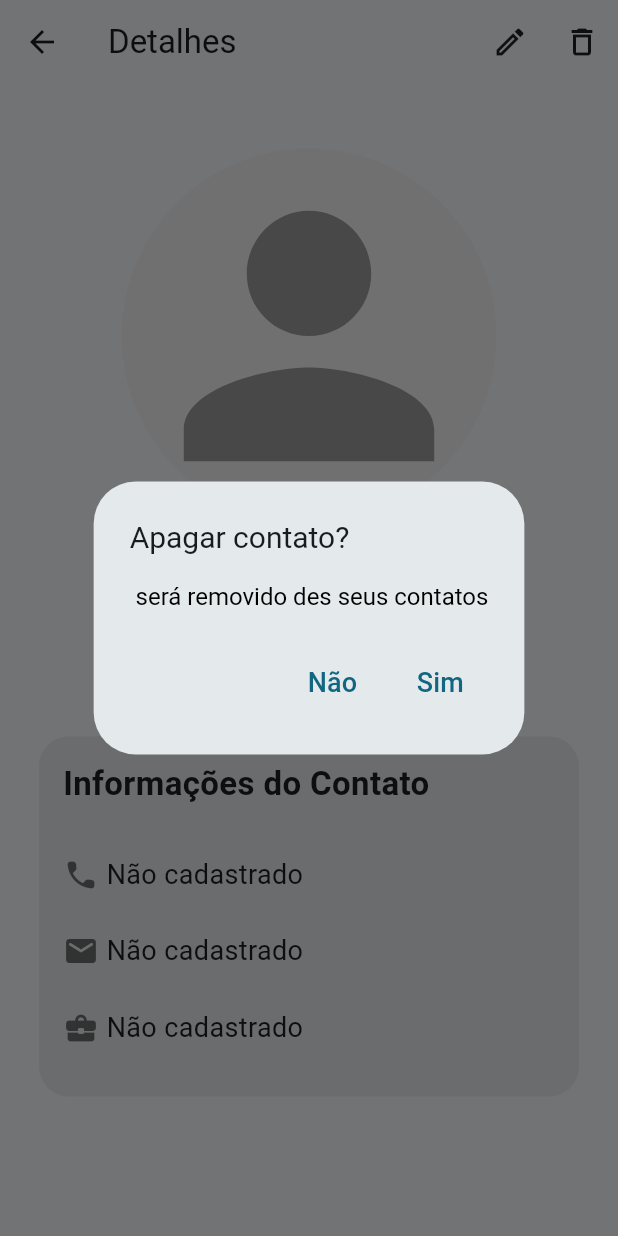
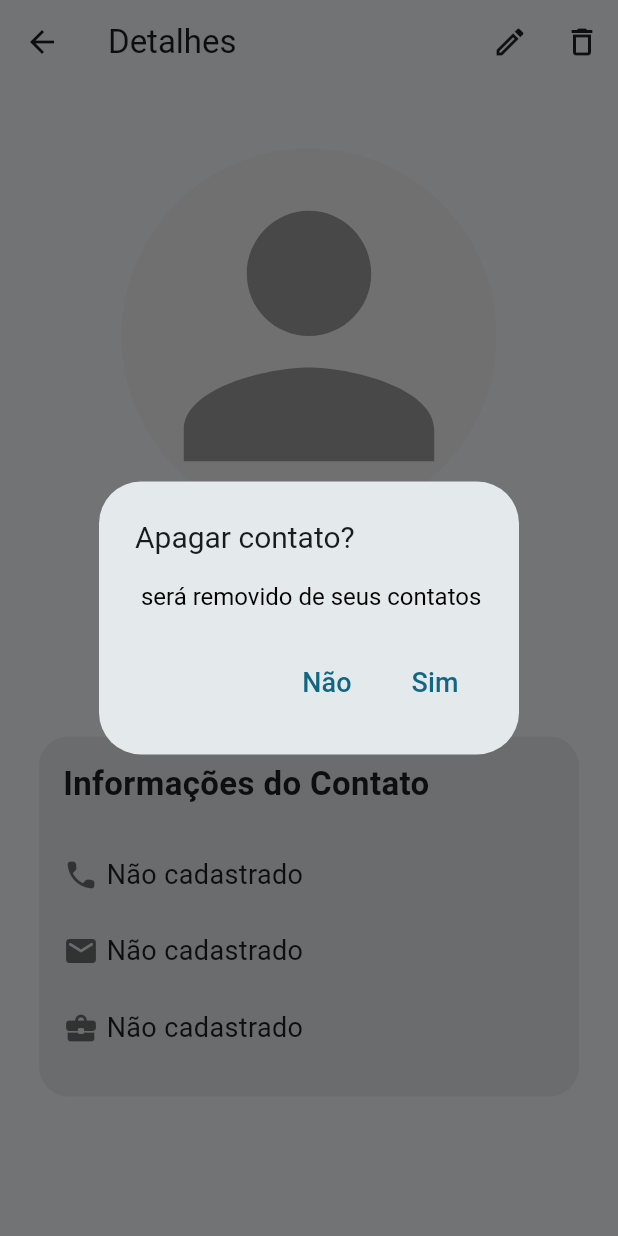
Before and after one commit to marxelo/contacts-app, a Flutter app: the ContactDetailsPage screen opened directly with empty values, after a tap on the "delete outline" icon, on a phone screen of 412 x 824 dp. Run offline on Flutter 3.47's test engine with Material 2 defaults, Android fonts, the light colour scheme and no system bars; our stand-ins replace flutter_swipe_action_cell, image_picker, sqflite; accounts and stored records are empty.

Commit message:
hotfix: when returning from details page only show snackbar if contact is deleted

```diff
--- a/lib/pages/contact_details_page.dart
+++ b/lib/pages/contact_details_page.dart
@@ -99,7 +99,7 @@ class _ContactDetailsPageState extends State<ContactDetailsPage> {
                   color: Colors.black,
                   fontSize: kDeleteDialogFontSize - 2.0,
                 ),
-                content: Text('${contact["name"]} será removido des seus contatos'),
+                content: Text('${contact["name"]} será removido de seus contatos'),
                 actions: <Widget>[
                   TextButton(
                     onPressed: () => Navigator.pop(context, 'Cancel'),
--- a/lib/pages/my_home_page.dart
+++ b/lib/pages/my_home_page.dart
@@ -105,7 +105,9 @@ class _MyHomePageState extends State<MyHomePage> {
       ),
     ).then((result) {
       fetchData();
-      _showSnackBar(context, contact);
+      if (result != null && result) {
+        _showSnackBar(context, contact);
+      }
     });
   }
 
```
